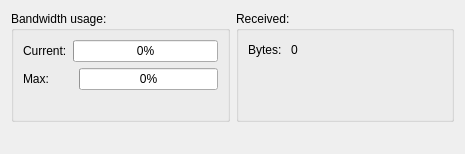
This is src/multiserialviewer/ui_files/statisticsWidget.ui in shaag7967/multiserialviewer as Qt 5 draws it before an edit. The edited form follows.
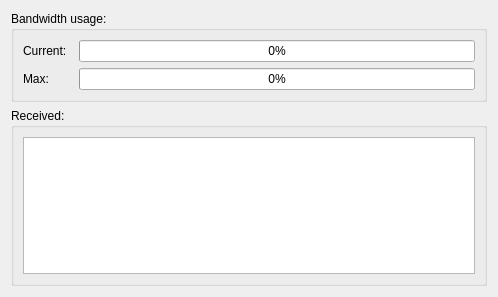
This is the edited form.

Commit message: first integration of feature_BasicStatistics

```diff
--- a/src/multiserialviewer/ui_files/statisticsWidget.ui
+++ b/src/multiserialviewer/ui_files/statisticsWidget.ui
@@ -6,50 +6,42 @@
    <rect>
     <x>0</x>
     <y>0</y>
-    <width>465</width>
-    <height>154</height>
+    <width>498</width>
+    <height>297</height>
    </rect>
   </property>
   <property name="windowTitle">
    <string/>
   </property>
-  <layout class="QVBoxLayout" name="verticalLayout_6">
-   <item>
-    <layout class="QHBoxLayout" name="horizontalLayout_2">
+  <layout class="QVBoxLayout" name="verticalLayout">
      <item>
       <widget class="QGroupBox" name="Usage">
        <property name="title">
         <string>Bandwidth usage:</string>
        </property>
-       <layout class="QVBoxLayout" name="verticalLayout_2">
-        <item>
-         <layout class="QHBoxLayout" name="horizontalLayout_3">
-          <item>
+     <layout class="QFormLayout" name="formLayout">
+      <item row="0" column="0">
            <widget class="QLabel" name="label_2">
             <property name="text">
              <string>Current:</string>
             </property>
            </widget>
           </item>
-          <item>
+      <item row="0" column="1">
            <widget class="QProgressBar" name="pbar_curUsage">
             <property name="value">
              <number>0</number>
             </property>
            </widget>
           </item>
-         </layout>
-        </item>
-        <item>
-         <layout class="QHBoxLayout" name="horizontalLayout_4">
-          <item>
+      <item row="1" column="0">
            <widget class="QLabel" name="label_3">
             <property name="text">
              <string>Max:       </string>
             </property>
            </widget>
           </item>
-          <item>
+      <item row="1" column="1">
            <widget class="QProgressBar" name="pbar_maxUsage">
             <property name="value">
              <number>0</number>
@@ -57,21 +49,6 @@
            </widget>
           </item>
          </layout>
-        </item>
-        <item>
-         <spacer name="verticalSpacer_3">
-          <property name="orientation">
-           <enum>Qt::Orientation::Vertical</enum>
-          </property>
-          <property name="sizeHint" stdset="0">
-           <size>
-            <width>20</width>
-            <height>40</height>
-           </size>
-          </property>
-         </spacer>
-        </item>
-       </layout>
       </widget>
      </item>
      <item>
@@ -81,66 +58,26 @@
        </property>
        <layout class="QVBoxLayout" name="verticalLayout_3">
         <item>
-         <layout class="QHBoxLayout" name="horizontalLayout_5">
-          <item>
-           <widget class="QLabel" name="label_1">
-            <property name="text">
-             <string>Bytes: </string>
-            </property>
-           </widget>
-          </item>
-          <item>
-           <widget class="QLabel" name="la_bytes">
-            <property name="text">
-             <string>0</string>
-            </property>
-           </widget>
-          </item>
-          <item>
-           <spacer name="horizontalSpacer_4">
-            <property name="orientation">
-             <enum>Qt::Orientation::Horizontal</enum>
-            </property>
-            <property name="sizeHint" stdset="0">
-             <size>
-              <width>40</width>
-              <height>20</height>
-             </size>
-            </property>
-           </spacer>
-          </item>
-         </layout>
-        </item>
-        <item>
-         <spacer name="verticalSpacer_4">
-          <property name="orientation">
-           <enum>Qt::Orientation::Vertical</enum>
-          </property>
-          <property name="sizeHint" stdset="0">
-           <size>
-            <width>20</width>
-            <height>40</height>
-           </size>
-          </property>
-         </spacer>
-        </item>
-       </layout>
+       <widget class="QTableView" name="tableView">
+        <property name="editTriggers">
+         <set>QAbstractItemView::EditTrigger::NoEditTriggers</set>
+        </property>
+        <property name="showDropIndicator" stdset="0">
+         <bool>false</bool>
+        </property>
+        <property name="dragDropOverwriteMode">
+         <bool>false</bool>
+        </property>
+        <attribute name="horizontalHeaderVisible">
+         <bool>false</bool>
+        </attribute>
+        <attribute name="verticalHeaderVisible">
+         <bool>false</bool>
+        </attribute>
       </widget>
      </item>
     </layout>
-   </item>
-   <item>
-    <spacer name="verticalSpacer_2">
-     <property name="orientation">
-      <enum>Qt::Orientation::Vertical</enum>
-     </property>
-     <property name="sizeHint" stdset="0">
-      <size>
-       <width>20</width>
-       <height>40</height>
-      </size>
-     </property>
-    </spacer>
+    </widget>
    </item>
   </layout>
  </widget>
```
Lines whose indentation alone changed are shown as unchanged. The commit also changes 6 other files.
